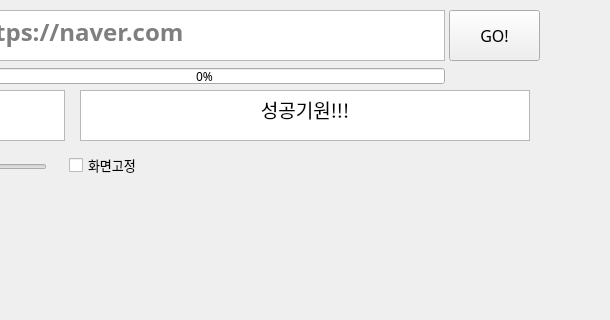
Above: ui/servertimeUI.ui from lani009/server_time before the change; both pictures show x 231 to 841 and y 0 to 320 of the 958 by 424 pixel window. Below: the same form after it.
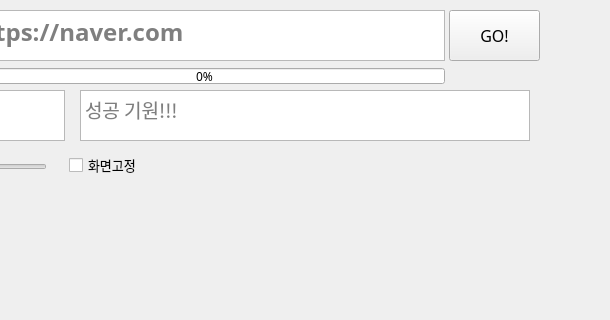
That is the form after the change.

Commit message: fix: naming convention

What changed in the file:
```diff
--- a/ui/servertimeUI.ui
+++ b/ui/servertimeUI.ui
@@ -147,7 +147,7 @@
 &lt;html&gt;&lt;head&gt;&lt;meta name=&quot;qrichtext&quot; content=&quot;1&quot; /&gt;&lt;style type=&quot;text/css&quot;&gt;
 p, li { white-space: pre-wrap; }
 &lt;/style&gt;&lt;/head&gt;&lt;body style=&quot; font-family:'맑은 고딕'; font-size:14pt; font-weight:400; font-style:normal;&quot;&gt;
-&lt;p align=&quot;center&quot; style=&quot; margin-top:0px; margin-bottom:0px; margin-left:0px; margin-right:0px; -qt-block-indent:0; text-indent:0px;&quot;&gt;성공기원!!!&lt;/p&gt;&lt;/body&gt;&lt;/html&gt;</string>
+&lt;p align=&quot;center&quot; style=&quot;-qt-paragraph-type:empty; margin-top:0px; margin-bottom:0px; margin-left:0px; margin-right:0px; -qt-block-indent:0; text-indent:0px;&quot;&gt;&lt;br /&gt;&lt;/p&gt;&lt;/body&gt;&lt;/html&gt;</string>
        </property>
        <property name="placeholderText">
         <string>성공 기원!!!</string>
```
Left out of the diff: 4 changed lines with no effect on the pictures. The commit also changes 1 other file.
